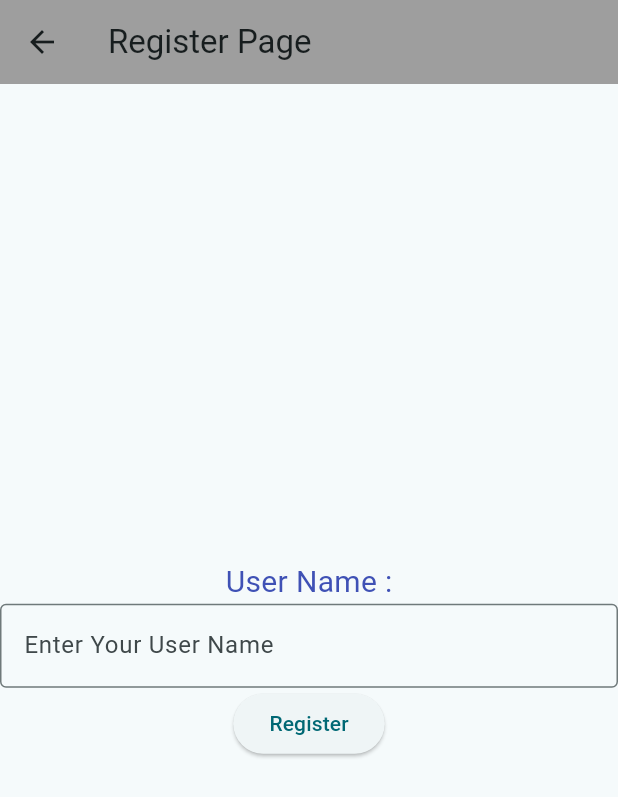
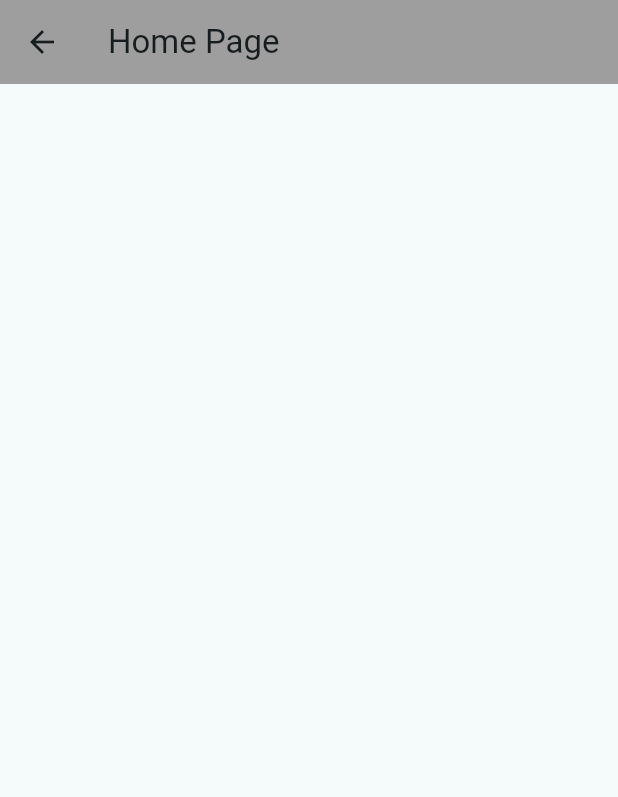
Before and after one commit to seleen-12/art_of_time, a Flutter app: the Registerscreen screen opened directly, after a tap on "Register", on a phone screen of 412 x 824 dp. Shown: the top 797 px of the screen. Run offline on Flutter 3.47's test engine with Material 3 defaults, Android fonts, the phone set to English and light mode, and no system bars.

Commit message:
Home Page

```diff
--- /dev/null
+++ b/lib/Views/HomePageScreen.dart
@@ -0,0 +1,29 @@
+import 'package:flutter/material.dart';
+
+  class HomePageScreen extends StatefulWidget {
+  const HomePageScreen({super.key, required this.title});
+
+  final String title;
+
+  @override
+  State<HomePageScreen> createState() => _MyHomePageState();
+}
+
+class _MyHomePageState extends State<HomePageScreen> {
+
+  @override
+  Widget build(BuildContext context) {
+    return Scaffold(
+        appBar: AppBar(
+          backgroundColor:Colors.grey,
+          title: Text("Home Page"),
+        ),
+        body: Center(
+          child: Column(
+            mainAxisAlignment: MainAxisAlignment.center,
+            children: <Widget>[
+            ],
+          ),
+        ));
+  }
+}
--- a/lib/Views/RegisterScreen.dart
+++ b/lib/Views/RegisterScreen.dart
@@ -1,5 +1,5 @@
 import 'package:flutter/material.dart';
-
+import 'HomePageScreen.dart';
 
   class Registerscreen extends StatefulWidget {
   const Registerscreen({super.key, required this.title});
@@ -33,14 +33,24 @@ class _MyHomePageState extends State<Registerscreen> {
                     ),
                   )
               ),
+              Text(" Name :", style: TextStyle(fontSize: 20,color: Colors.indigo) ),
+              Container(
+                  width: 500,
+                  child: TextField(
+                    decoration: InputDecoration(
+                      border: OutlineInputBorder(),
+                      hintText: 'Enter Your Name',
+                    ),
+                  )
+              ),
               Row(
                   mainAxisAlignment: MainAxisAlignment.center,
                   children: [
                     ElevatedButton(onPressed: (){
-                      print('Register');
-                      Navigator.push(context, MaterialPageRoute(builder: (context) =>  Registerscreen(title: 'asd',)));
-                    },
-                      child: Text('Register'),),
+                    print('Register');
+                      Navigator.push(context, MaterialPageRoute(builder: (context) => HomePageScreen(title: 'Home Page',)));
+                  },
+                    child: Text("Register",style: TextStyle(color: Colors.indigo),),),
                   ]
               ),
             ],
```
